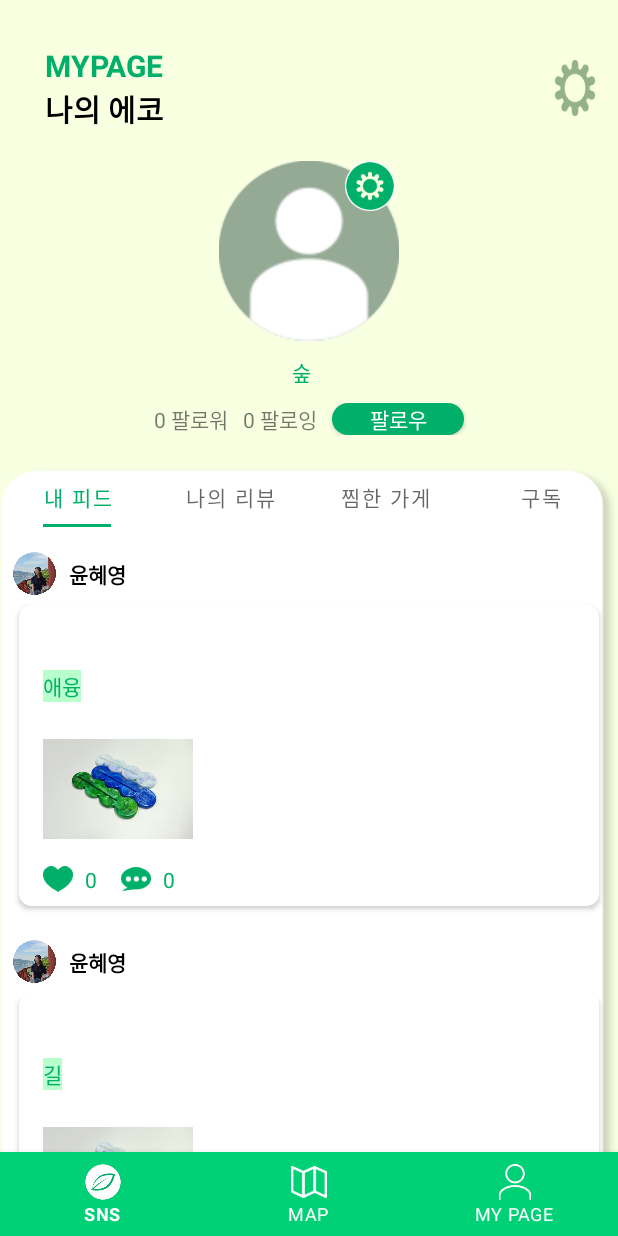
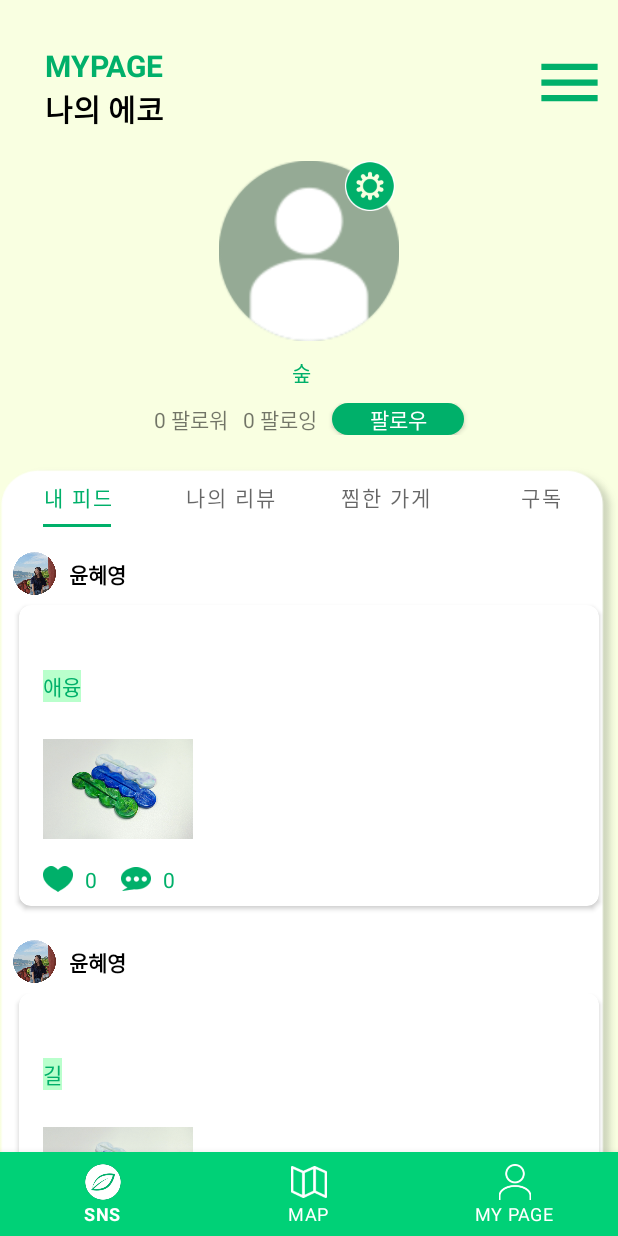
Before and after one commit to bluedev-yu/Co-Echo, an Android app: the fragment FragmentMyPage placed in its activity, on a phone screen of 412 x 824 dp. Run offline under Robolectric (Android 15) with nearby library versions, the light colour scheme and no system bars; our stand-ins replace CircleImageView, Firebase (no records; nobody signed in at launch, a user with empty details on screens opened directly); pictures from the network do not load.

Commit message:
navigation drawer

```diff
--- /dev/null
+++ b/app/src/main/res/drawable/ic_baseline_menu_50.xml
@@ -0,0 +1,5 @@
+<vector android:height="50dp" android:tint="#00B06A"
+    android:viewportHeight="24" android:viewportWidth="24"
+    android:width="50dp" xmlns:android="http://schemas.android.com/apk/res/android">
+    <path android:fillColor="@android:color/white" android:pathData="M3,18h18v-2L3,16v2zM3,13h18v-2L3,11v2zM3,6v2h18L21,6L3,6z"/>
+</vector>
--- a/app/src/main/res/layout/fragment_my_page.xml
+++ b/app/src/main/res/layout/fragment_my_page.xml
@@ -1,13 +1,15 @@
 <?xml version="1.0" encoding="utf-8"?>
-<FrameLayout xmlns:android="http://schemas.android.com/apk/res/android"
+<androidx.drawerlayout.widget.DrawerLayout
+    xmlns:android="http://schemas.android.com/apk/res/android"
     xmlns:tools="http://schemas.android.com/tools"
+    xmlns:app="http://schemas.android.com/apk/res-auto"
+    android:background="@color/CoEcho_mainBackground"
     android:layout_width="match_parent"
     android:layout_height="match_parent"
-    xmlns:app="http://schemas.android.com/apk/res-auto"
-    android:background="@color/CoEcho_mainBackground"
-    tools:context=".fragment.FragmentMyPage">
+    android:id="@+id/MyPageDrawerLayout"
+    tools:context=".fragment.FragmentMyPage"
+    >
 
-    <!-- 전체 -->
     <LinearLayout
         android:layout_width="match_parent"
         android:layout_height="match_parent"
@@ -55,19 +57,24 @@
                 android:layout_height="match_parent"
                 android:layout_weight="6">
 
+                <ImageView
+                    android:layout_width="wrap_content"
+                    android:layout_height="wrap_content"
+                    android:src="@drawable/ic_baseline_menu_50"
+                    android:id="@+id/MyPageOptionButton" />
 
 
-                <androidx.appcompat.widget.AppCompatButton
-                    android:layout_width="wrap_content"
-                    android:layout_height="wrap_content"
-                    android:id="@+id/MyPageOptionButton"
-                    android:layout_marginTop="10dp"
-                    android:layout_marginBottom="10dp"
-                    android:layout_marginLeft="15dp"
-                    android:layout_marginRight="15dp"
-                    android:background="@drawable/optionbutton">
+                <!--                <androidx.appcompat.widget.AppCompatButton-->
+                <!--                    android:layout_width="wrap_content"-->
+                <!--                    android:layout_height="wrap_content"-->
+                <!--                    android:id="@+id/MyPageOptionButton"-->
+                <!--                    android:layout_marginTop="10dp"-->
+                <!--                    android:layout_marginBottom="10dp"-->
+                <!--                    android:layout_marginLeft="15dp"-->
+                <!--                    android:layout_marginRight="15dp"-->
+                <!--                    android:background="@drawable/ic_baseline_menu_50">-->
+                <!--                </androidx.appcompat.widget.AppCompatButton>-->
 
-                </androidx.appcompat.widget.AppCompatButton>
             </LinearLayout>
         </LinearLayout>
 
@@ -164,8 +171,8 @@
             android:layout_width="match_parent"
             android:layout_height="0dp"
             android:layout_weight="7"
-            android:orientation="vertical"
-            android:background="@drawable/mypage_background">
+            android:background="@drawable/mypage_background"
+            android:orientation="vertical">
 
             <!--
                         <Button
@@ -179,22 +186,28 @@
                 android:id="@+id/MyPageTabs"
                 android:layout_width="match_parent"
                 android:layout_height="40dp"
+                android:background="#00000000"
+                app:tabIndicatorColor="#00B06A"
                 app:tabIndicatorFullWidth="false"
-                app:tabIndicatorColor="#00B06A"
-                app:tabSelectedTextColor="#00B06A"
-                android:background="#00000000"
+                app:tabMode="fixed"
 
-                app:tabMode="fixed">
-            </com.google.android.material.tabs.TabLayout>
+                app:tabSelectedTextColor="#00B06A"></com.google.android.material.tabs.TabLayout>
 
             <androidx.viewpager.widget.ViewPager
+                android:id="@+id/viewPager"
                 android:layout_width="match_parent"
-                android:layout_height="match_parent"
-                android:id="@+id/viewPager">
-            </androidx.viewpager.widget.ViewPager>
+                android:layout_height="match_parent"></androidx.viewpager.widget.ViewPager>
 
         </LinearLayout>
 
     </LinearLayout>
 
-</FrameLayout>
+
+    <com.google.android.material.navigation.NavigationView
+        android:id="@+id/mypage_drawer"
+        android:layout_width="wrap_content"
+        android:layout_height="match_parent"
+        android:layout_gravity="right"
+        app:menu="@menu/mypage_items" />
+
+</androidx.drawerlayout.widget.DrawerLayout>
--- /dev/null
+++ b/app/src/main/res/menu/mypage_items.xml
@@ -0,0 +1,12 @@
+<?xml version="1.0" encoding="utf-8"?>
+<menu xmlns:android="http://schemas.android.com/apk/res/android">
+
+    <item android:id="@+id/itme1"
+        android:title="몰라" />
+    <item android:id="@+id/itme2"
+        android:title="어쩌라구" />
+    <item android:id="@+id/itme3"
+        android:title="관심없음" />
+
+
+</menu>
--- a/app/src/main/res/values/strings.xml
+++ b/app/src/main/res/values/strings.xml
@@ -13,7 +13,7 @@
     <string name="invalid_password">Password must be >5 characters</string>
     <string name="login_failed">"Login failed"</string>
 
-        <string name="default_web_client_id">741116606261-4ookp5a3r988dmo817qfqk9ubclt2jos.apps.googleusercontent.com</string>
+<!--        <string name="default_web_client_id">741116606261-4ookp5a3r988dmo817qfqk9ubclt2jos.apps.googleusercontent.com</string>-->
 
     <!-- 로그인 -->
     <string name="signin_email">회원가입 및 이메일</string>
```
Also changed, not shown: app/src/main/java/bluedev_yu/coecho/MainActivity.kt (+11 -0 lines).
